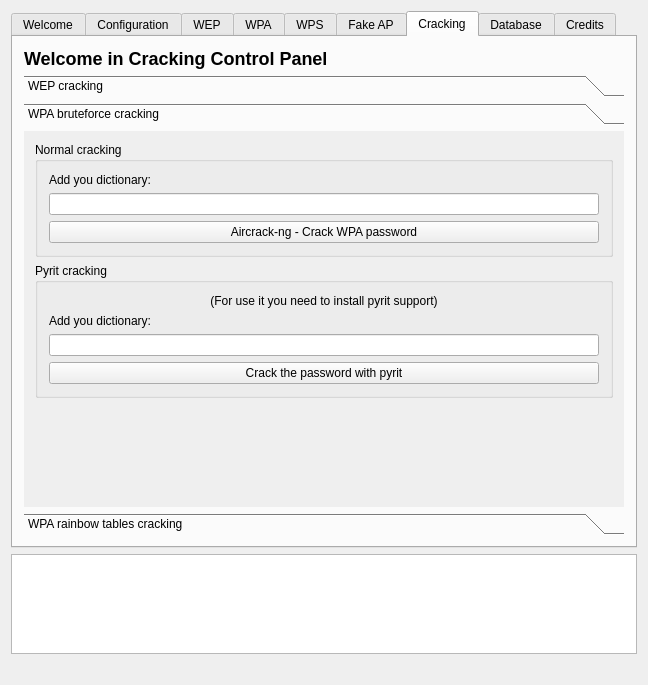
Above: gerix.ui from N4rr34n6/gerix-wifi-cracker before the change. Below: the same form after it.
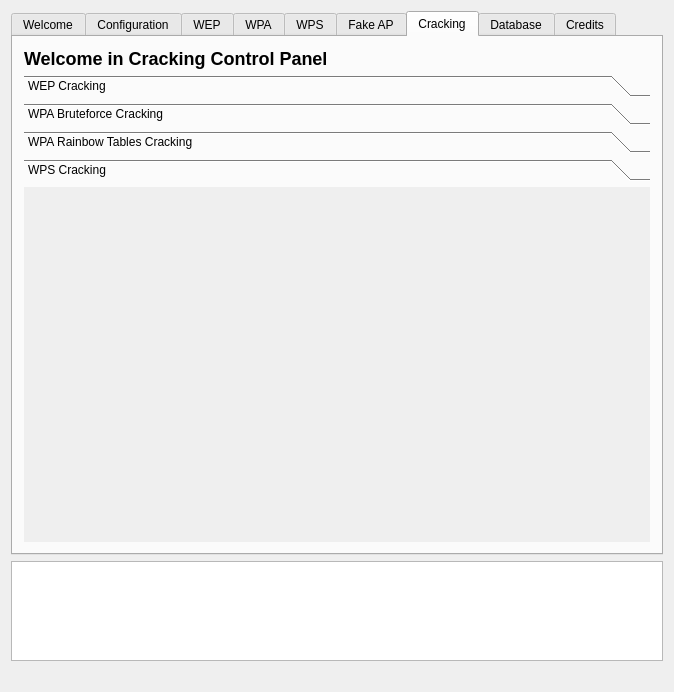
That is the form after the change. The open tabs and pages were chosen to show the change. Icons and pictures are not drawn.

What changed in the file:
```diff
--- a/gerix.ui
+++ b/gerix.ui
@@ -6,8 +6,8 @@
    <rect>
     <x>0</x>
     <y>0</y>
-    <width>648</width>
-    <height>685</height>
+    <width>674</width>
+    <height>692</height>
    </rect>
   </property>
   <property name="windowTitle">
@@ -1326,12 +1326,12 @@
             <rect>
              <x>0</x>
              <y>0</y>
-             <width>608</width>
-             <height>366</height>
+             <width>547</width>
+             <height>114</height>
             </rect>
            </property>
            <attribute name="label">
-            <string>WEP cracking</string>
+            <string>WEP Cracking</string>
            </attribute>
            <layout class="QVBoxLayout">
             <item>
@@ -1388,7 +1388,7 @@
             </rect>
            </property>
            <attribute name="label">
-            <string>WPA bruteforce cracking</string>
+            <string>WPA Bruteforce Cracking</string>
            </attribute>
            <layout class="QGridLayout">
             <item row="0" column="0">
@@ -1487,7 +1487,7 @@
             </rect>
            </property>
            <attribute name="label">
-            <string>WPA rainbow tables cracking</string>
+            <string>WPA Rainbow Tables Cracking</string>
            </attribute>
            <layout class="QGridLayout">
             <item row="1" column="0">
@@ -1547,6 +1547,19 @@
             </item>
            </layout>
           </widget>
+          <widget class="QWidget" name="page_2">
+           <property name="geometry">
+            <rect>
+             <x>0</x>
+             <y>0</y>
+             <width>98</width>
+             <height>28</height>
+            </rect>
+           </property>
+           <attribute name="label">
+            <string>WPS Cracking</string>
+           </attribute>
+          </widget>
          </widget>
         </item>
         <item row="0" column="0">
```
Left out of the diff: 18 changed lines with no effect on the pictures.
